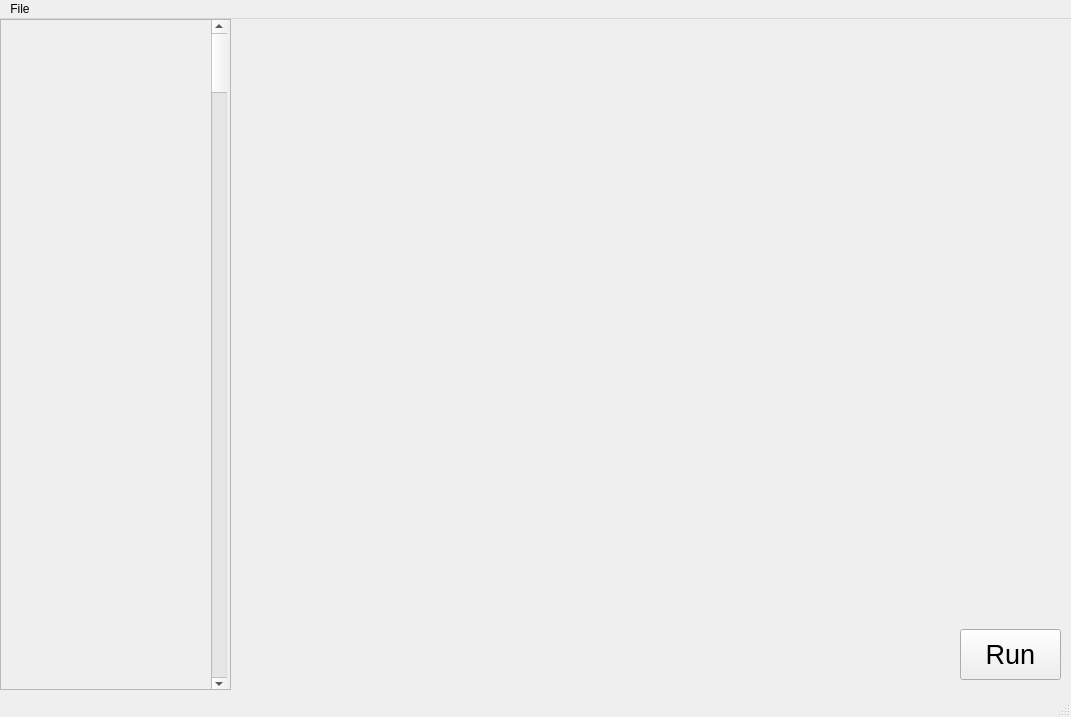
CrescentonC/COMP2012H_19_Fall_Project, file mainwindow.ui: the form before one commit.
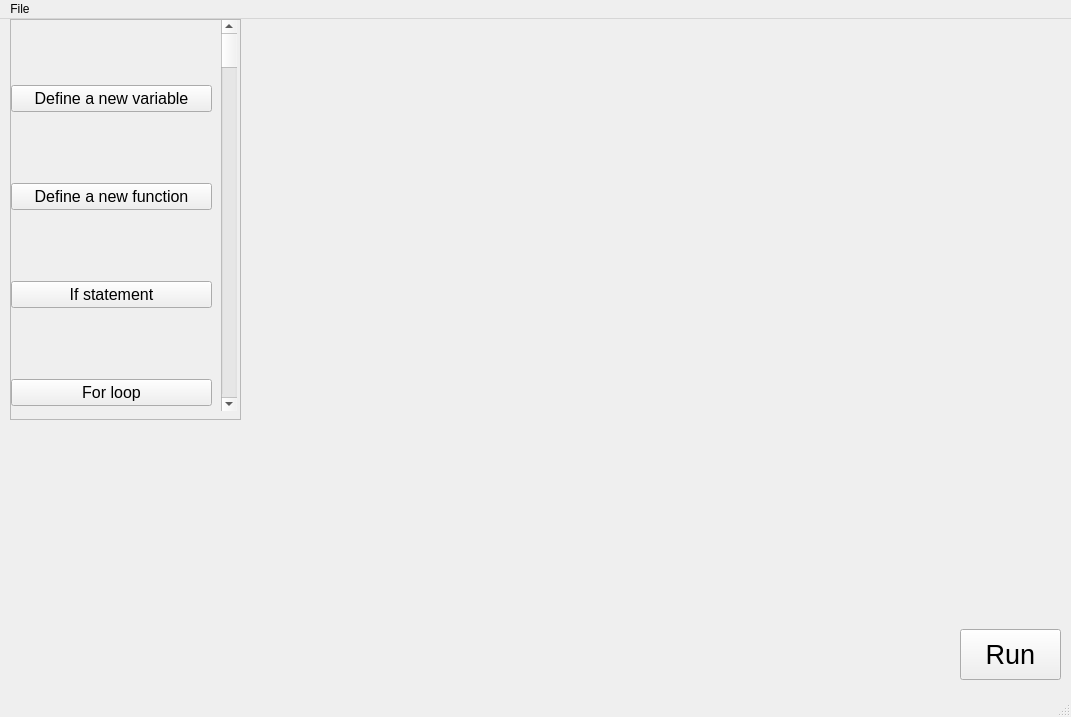
The form after the commit.

Commit message: scroll bar to be done

```diff
--- a/mainwindow.ui
+++ b/mainwindow.ui
@@ -36,10 +36,10 @@
    <widget class="QScrollArea" name="scrollArea">
     <property name="geometry">
      <rect>
-      <x>0</x>
+      <x>10</x>
       <y>0</y>
       <width>231</width>
-      <height>671</height>
+      <height>401</height>
      </rect>
     </property>
     <property name="widgetResizable">
@@ -51,7 +51,7 @@
        <x>0</x>
        <y>0</y>
        <width>229</width>
-       <height>669</height>
+       <height>399</height>
       </rect>
      </property>
      <widget class="QScrollBar" name="verticalScrollBar">
@@ -60,13 +60,90 @@
         <x>210</x>
         <y>0</y>
         <width>16</width>
-        <height>671</height>
+        <height>391</height>
        </rect>
       </property>
       <property name="orientation">
        <enum>Qt::Vertical</enum>
       </property>
      </widget>
+     <widget class="QWidget" name="gridLayoutWidget">
+      <property name="geometry">
+       <rect>
+        <x>0</x>
+        <y>0</y>
+        <width>201</width>
+        <height>551</height>
+       </rect>
+      </property>
+      <layout class="QGridLayout" name="gridLayout">
+       <item row="1" column="0">
+        <widget class="QPushButton" name="funcDefButton">
+         <property name="font">
+          <font>
+           <family>Arial</family>
+           <pointsize>12</pointsize>
+          </font>
+         </property>
+         <property name="text">
+          <string>Define a new function</string>
+         </property>
+        </widget>
+       </item>
+       <item row="4" column="0">
+        <widget class="QPushButton" name="whileButton">
+         <property name="font">
+          <font>
+           <family>Arial</family>
+           <pointsize>12</pointsize>
+          </font>
+         </property>
+         <property name="text">
+          <string>While loop</string>
+         </property>
+        </widget>
+       </item>
+       <item row="2" column="0">
+        <widget class="QPushButton" name="ifButton">
+         <property name="font">
+          <font>
+           <family>Arial</family>
+           <pointsize>12</pointsize>
+          </font>
+         </property>
+         <property name="text">
+          <string>If statement</string>
+         </property>
+        </widget>
+       </item>
+       <item row="0" column="0">
+        <widget class="QPushButton" name="varDefButton">
+         <property name="font">
+          <font>
+           <family>Arial</family>
+           <pointsize>12</pointsize>
+          </font>
+         </property>
+         <property name="text">
+          <string>Define a new variable</string>
+         </property>
+        </widget>
+       </item>
+       <item row="3" column="0">
+        <widget class="QPushButton" name="forButton">
+         <property name="font">
+          <font>
+           <family>Arial</family>
+           <pointsize>12</pointsize>
+          </font>
+         </property>
+         <property name="text">
+          <string>For loop</string>
+         </property>
+        </widget>
+       </item>
+      </layout>
+     </widget>
     </widget>
    </widget>
   </widget>
```
